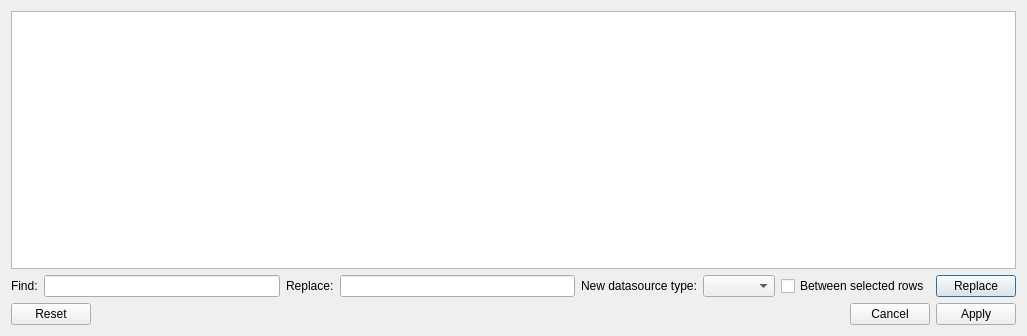
enricofer/changeDataSource, file changeDataSource_dialog_base.ui: the form before one commit.
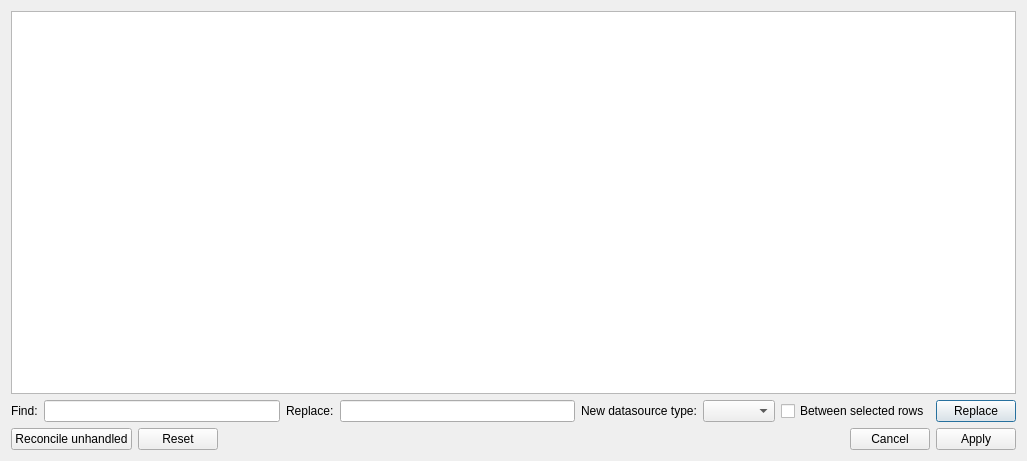
The form after the commit.

Commit message: Reconcile unhandled feature

```diff
--- a/changeDataSource_dialog_base.ui
+++ b/changeDataSource_dialog_base.ui
@@ -7,7 +7,7 @@
     <x>0</x>
     <y>0</y>
     <width>1027</width>
-    <height>336</height>
+    <height>461</height>
    </rect>
   </property>
   <property name="windowTitle">
@@ -91,6 +91,15 @@
     </layout>
    </item>
    <item>
+    <layout class="QHBoxLayout" name="horizontalLayout_2">
+     <item>
+      <widget class="QPushButton" name="reconcileButton">
+       <property name="text">
+        <string>Reconcile unhandled</string>
+       </property>
+      </widget>
+     </item>
+     <item>
     <widget class="QDialogButtonBox" name="buttonBox">
      <property name="orientation">
       <enum>Qt::Horizontal</enum>
@@ -99,6 +108,8 @@
       <set>QDialogButtonBox::Apply|QDialogButtonBox::Cancel|QDialogButtonBox::Reset</set>
      </property>
     </widget>
+     </item>
+    </layout>
    </item>
   </layout>
  </widget>
```
Lines whose indentation alone changed are shown as unchanged. The commit also changes 4 other files.
